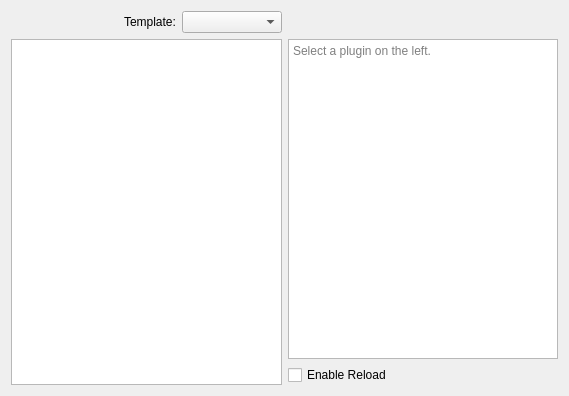
This is Source/Editor/EditorFramework/Dialogs/PluginSelectionWidget.ui in XII-Technologies/XII as Qt 5 draws it before an edit. The edited form follows.
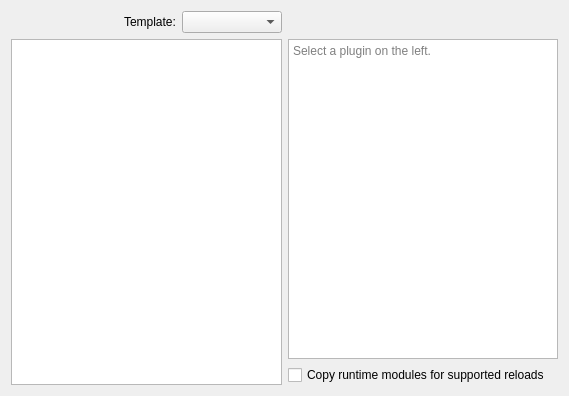
This is the edited form.

Patch:
```diff
--- a/Source/Editor/EditorFramework/Dialogs/PluginSelectionWidget.ui
+++ b/Source/Editor/EditorFramework/Dialogs/PluginSelectionWidget.ui
@@ -73,7 +73,7 @@
      <item>
       <widget class="QCheckBox" name="LoadCopy">
        <property name="text">
-        <string>Enable Reload</string>
+        <string>Copy runtime modules for supported reloads</string>
        </property>
       </widget>
      </item>
```
